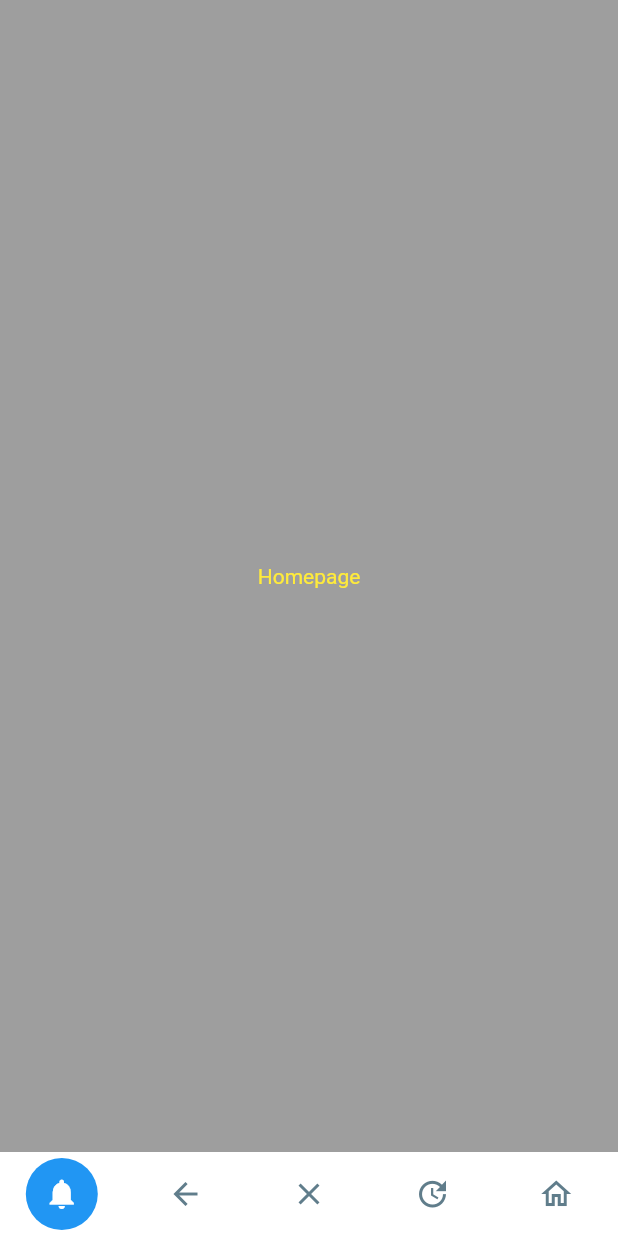
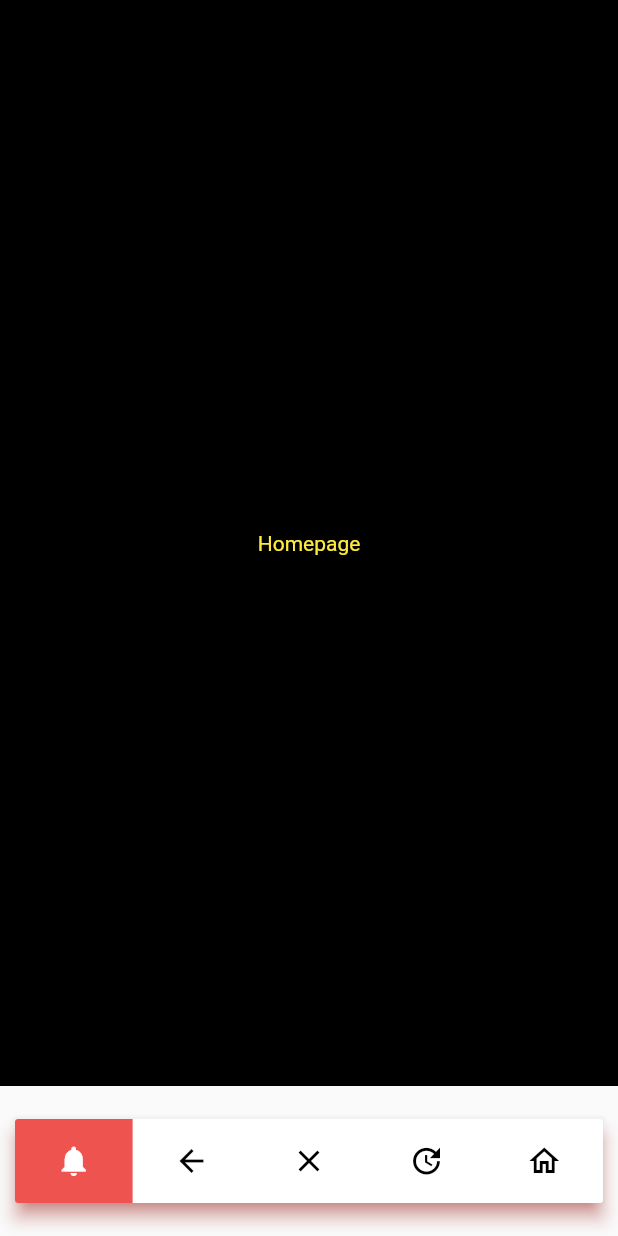
Before and after one commit to AshishAcharya083/valorant-stats, a Flutter app: the screen it shows after launch, on a phone screen of 412 x 824 dp. Run offline on Flutter 3.47's test engine with Material 2 defaults, Android fonts, the phone set to English and light mode, and no system bars; drawn by our look-alikes of flutter_snake_navigationbar.

Commit message:
nav bar customized

```diff
--- a/lib/ui/components/Bottom Navigation Bar/bottom_nav_bar.dart
+++ b/lib/ui/components/Bottom Navigation Bar/bottom_nav_bar.dart
@@ -17,19 +17,31 @@ class _CustomBottomNavigationBarState extends State<CustomBottomNavigationBar> {
   @override
   Widget build(BuildContext context) {
     print("Custom Bottm Nav Bar");
-    return SnakeNavigationBar.color(
-      // behaviour: snakeBarStyle,
-      // snakeShape: snakeShape,
-      // shape: bottomBarShape,
-      // padding: padding,
+    return Container(
+      margin: EdgeInsets.all(10),
+      child: SnakeNavigationBar.color(
+        shadowColor: Colors.red,
+        elevation: 5,
+        behaviour: SnakeBarBehaviour.pinned,
+        snakeShape: SnakeShape.rectangle,
+        showSelectedLabels: false,
+        showUnselectedLabels: false,
+
+        shape: const RoundedRectangleBorder(
+            borderRadius: BorderRadius.all(Radius.circular(2))),
+        // shape: ShapeBorder(
+        //
+        // ),
+
+        padding: const EdgeInsets.symmetric(vertical: 12),
 
         ///configuration for SnakeNavigationBar.color
-      snakeViewColor: Colors.blue,
+        snakeViewColor: Colors.red.shade400,
         // selectedItemColor: snakeShape == SnakeShape.indicator ? selectedColor : null,
-      unselectedItemColor: Colors.blueGrey,
+        unselectedItemColor: Colors.black,
 
         ///configuration for SnakeNavigationBar.gradient
-      //snakeViewGradient: selectedGradient,
+        // snakeViewGradient: selectedGradient,
         //selectedItemGradient: snakeShape == SnakeShape.indicator ? selectedGradient : null,
         //unselectedItemGradient: unselectedGradient,
 
@@ -50,12 +62,16 @@ class _CustomBottomNavigationBarState extends State<CustomBottomNavigationBar> {
           BottomNavigationBarItem(
               icon: Icon(Icons.notifications), label: 'tickets'),
           BottomNavigationBarItem(
-            icon: Icon(Icons.arrow_back), label: 'calendar'),
+            icon: Icon(Icons.arrow_back),
+            label: 'calendar',
+          ),
           BottomNavigationBarItem(icon: Icon(Icons.close), label: 'home'),
-        BottomNavigationBarItem(icon: Icon(Icons.update), label: 'microphone'),
+          BottomNavigationBarItem(
+              icon: Icon(Icons.update), label: 'microphone'),
           BottomNavigationBarItem(
               icon: Icon(Icons.home_outlined), label: 'search')
         ],
+      ),
     );
   }
 }
--- a/lib/ui/pages/home_page.dart
+++ b/lib/ui/pages/home_page.dart
@@ -9,7 +9,7 @@ class HomePage extends StatelessWidget {
   @override
   Widget build(BuildContext context) {
     return Scaffold(
-      backgroundColor: Colors.grey,
+      backgroundColor: Colors.black,
       body: Center(
         child: InkWell(
           onTap: () {
--- /dev/null
+++ b/lib/utils/constants.dart
@@ -0,0 +1,5 @@
+import 'package:flutter/material.dart';
+
+const Color kPrimaryPinkColor = Color(0xFFFA4454);
+const Color kPrimaryBlueGrayColor = Color(0xFF364966);
+const Color kLightBlueGrayColor = Color(0xff586e75);
```
Lines whose indentation alone changed are shown as unchanged.
